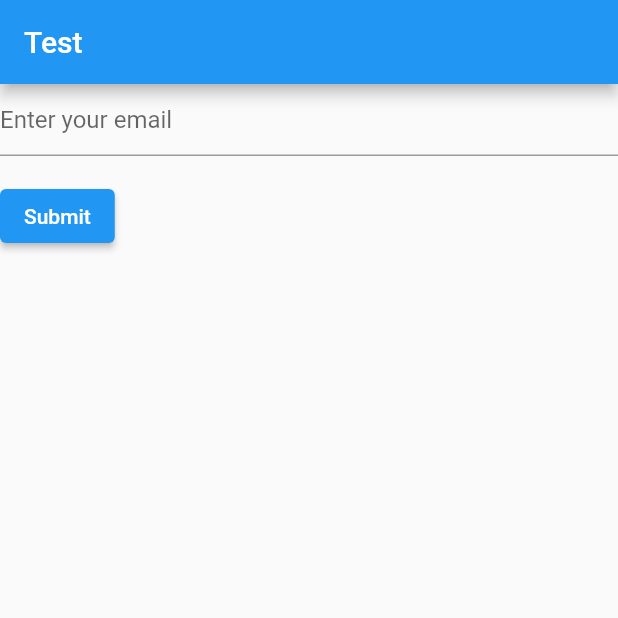
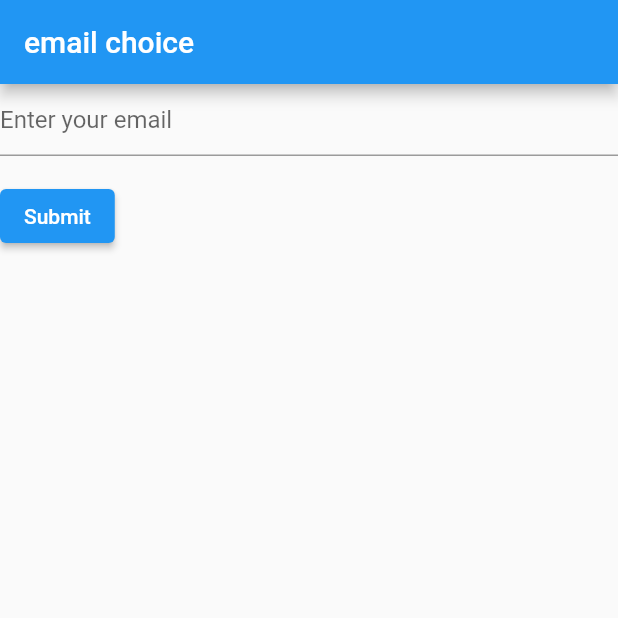
Before and after one commit to polo5922/GoStyle, a Flutter app: the screen it shows after launch, on a phone screen of 412 x 824 dp, the top half of it. Run offline on Flutter 3.47's test engine with Material 2 defaults, Android fonts, the phone set to English and light mode, and no system bars; missing offline and left inert: flutter_barcode_scanner.

Commit message:
finish apps - need to work on desing

```diff
--- a/lib/home.dart
+++ b/lib/home.dart
@@ -4,8 +4,9 @@ import 'package:http/http.dart' as http;
 import 'package:flutter/material.dart';
 import 'package:flutter/services.dart';
 import 'package:flutter_barcode_scanner/flutter_barcode_scanner.dart';
-import 'package:scan_promo/person.dart';
 import 'package:scan_promo/card.dart';
+import 'package:scan_promo/qr_result.dart';
+import 'package:scan_promo/main.dart';
 
 Future<Ids> fetchIds(email, type) async {
   var queryParameters = {
@@ -53,15 +54,6 @@ class HomePage extends StatefulWidget {
 
 class _HomePageState extends State<HomePage> {
   Future<Ids> futureIds;
-  List<Person> persons = [
-    Person(title: '20%P', desc: 'desc 1'),
-    Person(title: '20%P', desc: 'desc 2'),
-    Person(title: '20%P', desc: 'desc 3'),
-    Person(title: '20%P', desc: 'desc 1'),
-    Person(title: '20%P', desc: 'desc 2'),
-    Person(title: '20%P', desc: 'desc 3'),
-    Person(title: '20%P', desc: 'desc 1')
-  ];
   // ignore: unused_field
   String _scanBarcode = 'Unknown';
 
@@ -92,6 +84,13 @@ class _HomePageState extends State<HomePage> {
 
     setState(() {
       _scanBarcode = barcodeScanRes;
+      Navigator.push(
+          context,
+          MaterialPageRoute(
+              builder: (context) => QrResult(
+                    email: widget.email,
+                    qrValue: _scanBarcode,
+                  )));
     });
   }
 
@@ -123,6 +122,12 @@ class _HomePageState extends State<HomePage> {
       home: Scaffold(
         appBar: AppBar(
           title: const Text('Barcode scan'),
+          leading: IconButton(
+              icon: Icon(Icons.home),
+              onPressed: () {
+                Navigator.push(
+                    context, MaterialPageRoute(builder: (context) => Email()));
+              }),
           actions: [
             FloatingActionButton.extended(
               backgroundColor: Colors.blue,
--- a/lib/main.dart
+++ b/lib/main.dart
@@ -7,16 +7,20 @@ void main() => runApp(MyApp());
 
 /// This is the main application widget.
 class MyApp extends StatelessWidget {
-  static const String _title = 'Test';
-
   @override
   Widget build(BuildContext context) {
     SystemChrome.setEnabledSystemUIOverlays([]);
+    return Email();
+  }
+}
+
+class Email extends StatelessWidget {
+  @override
+  Widget build(BuildContext context) {
     return MaterialApp(
       debugShowCheckedModeBanner: false,
-      title: _title,
       home: Scaffold(
-        appBar: AppBar(title: const Text(_title)),
+        appBar: AppBar(title: const Text("email choice")),
         body: Center(
           child: MyEmailInput(),
         ),
--- a/lib/person.dart
+++ /dev/null
@@ -1,6 +0,0 @@
-class Person {
-  String desc;
-  String title;
-
-  Person({this.title, this.desc});
-}
```
Also changed, not shown: lib/qr_result.dart (added, +89 -0 lines).
